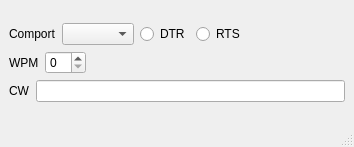
Before: the Qt Designer form mqt/MqtPcCwKeyer/pccwkeyermainwindow.ui in Rsclub22/Minos2-Mirror, drawn with Qt 5.
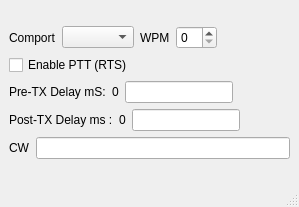
After: the same form once the commit is applied.

Commit message: new timer and add pre and post TX via RTS delay, save and read settings from ini file

```diff
--- a/mqt/MqtPcCwKeyer/pccwkeyermainwindow.ui
+++ b/mqt/MqtPcCwKeyer/pccwkeyermainwindow.ui
@@ -6,15 +6,15 @@
    <rect>
     <x>0</x>
     <y>0</y>
-    <width>354</width>
-    <height>147</height>
+    <width>299</width>
+    <height>207</height>
    </rect>
   </property>
   <property name="windowTitle">
    <string>pcCwKeyerMainWindow</string>
   </property>
   <widget class="QWidget" name="centralwidget">
-   <layout class="QVBoxLayout" name="verticalLayout_2">
+   <layout class="QVBoxLayout" name="verticalLayout_3">
     <item>
      <layout class="QVBoxLayout" name="verticalLayout">
       <item>
@@ -30,18 +30,18 @@
          <widget class="QComboBox" name="comportSel"/>
         </item>
         <item>
-         <widget class="QRadioButton" name="dtrRb">
-          <property name="text">
-           <string>DTR</string>
-          </property>
-         </widget>
-        </item>
-        <item>
-         <widget class="QRadioButton" name="rtsRb">
-          <property name="text">
-           <string>RTS</string>
-          </property>
-         </widget>
+         <layout class="QHBoxLayout" name="horizontalLayout_3">
+          <item>
+           <widget class="QLabel" name="label_2">
+            <property name="text">
+             <string>WPM</string>
+            </property>
+           </widget>
+          </item>
+          <item>
+           <widget class="QSpinBox" name="wpmSpinBox"/>
+          </item>
+         </layout>
         </item>
         <item>
          <spacer name="horizontalSpacer">
@@ -59,29 +59,81 @@
        </layout>
       </item>
       <item>
-       <layout class="QHBoxLayout" name="horizontalLayout_3">
+       <layout class="QVBoxLayout" name="verticalLayout_2">
         <item>
-         <widget class="QLabel" name="label_2">
+         <widget class="QCheckBox" name="enablePTTCheckbox">
           <property name="text">
-           <string>WPM</string>
+           <string>Enable PTT (RTS)</string>
           </property>
          </widget>
         </item>
         <item>
-         <widget class="QSpinBox" name="wpmSpinBox"/>
+         <layout class="QHBoxLayout" name="horizontalLayout_5">
+          <item>
+           <widget class="QLabel" name="preTxDelayTitleLabel">
+            <property name="text">
+             <string>Pre-TX Delay mS:</string>
+            </property>
+           </widget>
+          </item>
+          <item>
+           <widget class="QLabel" name="preTxDelayValueDisplayLabel">
+            <property name="text">
+             <string>0</string>
+            </property>
+           </widget>
+          </item>
+          <item>
+           <widget class="QLineEdit" name="preTxDelayLineEdit"/>
+          </item>
+          <item>
+           <spacer name="horizontalSpacer_2">
+            <property name="orientation">
+             <enum>Qt::Horizontal</enum>
+            </property>
+            <property name="sizeHint" stdset="0">
+             <size>
+              <width>40</width>
+              <height>20</height>
+             </size>
+            </property>
+           </spacer>
+          </item>
+         </layout>
         </item>
         <item>
-         <spacer name="horizontalSpacer_2">
-          <property name="orientation">
-           <enum>Qt::Horizontal</enum>
-          </property>
-          <property name="sizeHint" stdset="0">
-           <size>
-            <width>40</width>
-            <height>20</height>
-           </size>
-          </property>
-         </spacer>
+         <layout class="QHBoxLayout" name="horizontalLayout_4">
+          <item>
+           <widget class="QLabel" name="postTxDelayTitleLabel">
+            <property name="text">
+             <string>Post-TX Delay ms :</string>
+            </property>
+           </widget>
+          </item>
+          <item>
+           <widget class="QLabel" name="postTxDelayValueLabel">
+            <property name="text">
+             <string>0</string>
+            </property>
+           </widget>
+          </item>
+          <item>
+           <widget class="QLineEdit" name="postTxDelayLineEdit"/>
+          </item>
+          <item>
+           <spacer name="horizontalSpacer_3">
+            <property name="orientation">
+             <enum>Qt::Horizontal</enum>
+            </property>
+            <property name="sizeHint" stdset="0">
+             <size>
+              <width>40</width>
+              <height>20</height>
+             </size>
+            </property>
+           </spacer>
+          </item>
+         </layout>
         </item>
        </layout>
       </item>
```
Left out of the diff: 2 changed lines with no effect on the pictures. The commit also changes 8 other files.
